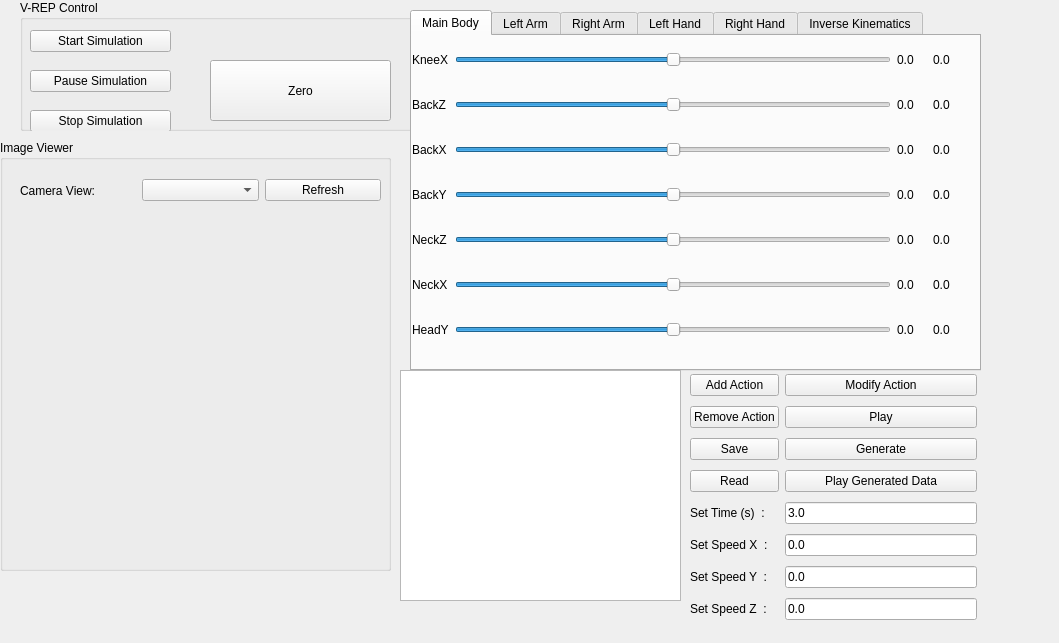
Above: src/my_plugin.ui from Rayckey/XR1_vrep_ros before the change. Below: the same form after it.
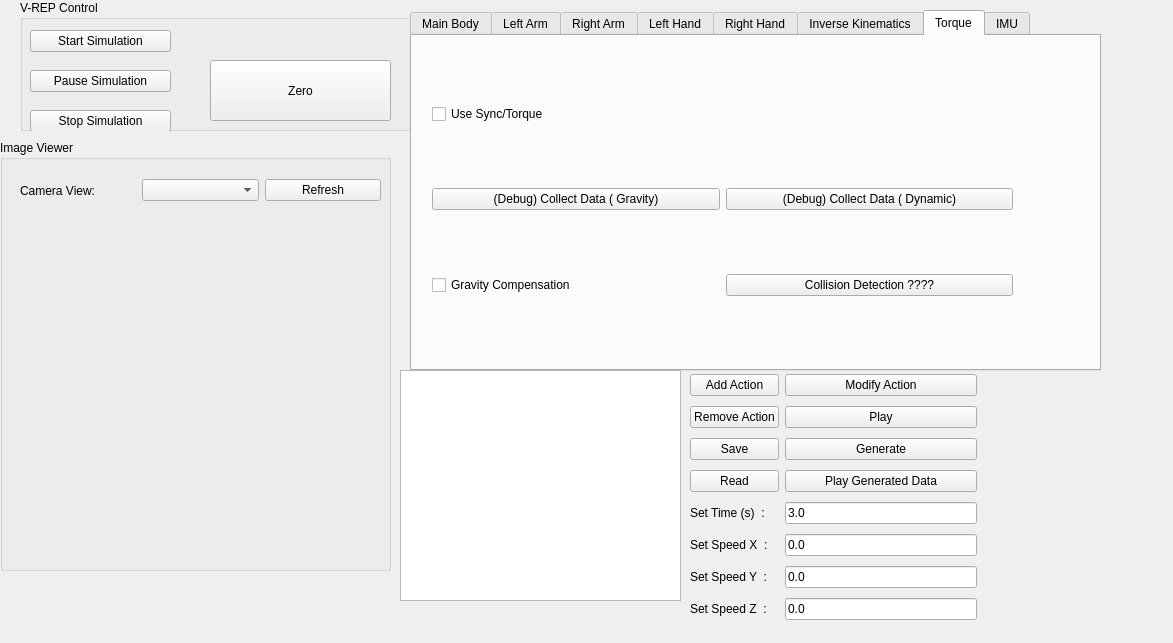
That is the form after the change. The open tabs and pages were chosen to show the change. Custom widgets are drawn as their Qt base class.

```diff
--- a/src/my_plugin.ui
+++ b/src/my_plugin.ui
@@ -6,7 +6,7 @@
    <rect>
     <x>0</x>
     <y>0</y>
-    <width>1059</width>
+    <width>1173</width>
     <height>643</height>
    </rect>
   </property>
@@ -83,7 +83,7 @@
     <rect>
      <x>410</x>
      <y>10</y>
-     <width>571</width>
+     <width>691</width>
      <height>361</height>
     </rect>
    </property>
@@ -1814,6 +1814,102 @@
      </widget>
     </widget>
    </widget>
+   <widget class="QWidget" name="Torque_tab">
+    <attribute name="title">
+     <string>Torque</string>
+    </attribute>
+    <widget class="QWidget" name="gridLayoutWidget_9">
+     <property name="geometry">
+      <rect>
+       <x>20</x>
+       <y>10</y>
+       <width>581</width>
+       <height>311</height>
+      </rect>
+     </property>
+     <layout class="QGridLayout" name="gridLayout_9">
+      <item row="1" column="1">
+       <widget class="QPushButton" name="pushButton_4">
+        <property name="text">
+         <string>(Debug) Collect Data ( Dynamic)</string>
+        </property>
+       </widget>
+      </item>
+      <item row="2" column="1">
+       <widget class="QPushButton" name="pushButton_2">
+        <property name="text">
+         <string>Collision Detection ????</string>
+        </property>
+       </widget>
+      </item>
+      <item row="1" column="0">
+       <widget class="QPushButton" name="pushButton_3">
+        <property name="text">
+         <string>(Debug) Collect Data ( Gravity)</string>
+        </property>
+       </widget>
+      </item>
+      <item row="0" column="0">
+       <widget class="QCheckBox" name="Use_Sync">
+        <property name="text">
+         <string>Use Sync/Torque</string>
+        </property>
+       </widget>
+      </item>
+      <item row="2" column="0">
+       <widget class="QCheckBox" name="GC_check">
+        <property name="text">
+         <string>Gravity Compensation</string>
+        </property>
+       </widget>
+      </item>
+     </layout>
+    </widget>
+   </widget>
+   <widget class="QWidget" name="IMU_tab">
+    <attribute name="title">
+     <string>IMU</string>
+    </attribute>
+    <widget class="QPushButton" name="InitIMU">
+     <property name="geometry">
+      <rect>
+       <x>30</x>
+       <y>20</y>
+       <width>271</width>
+       <height>131</height>
+      </rect>
+     </property>
+     <property name="text">
+      <string>INIT IMU</string>
+     </property>
+    </widget>
+    <widget class="QPushButton" name="CollectIMU">
+     <property name="geometry">
+      <rect>
+       <x>340</x>
+       <y>30</y>
+       <width>271</width>
+       <height>51</height>
+      </rect>
+     </property>
+     <property name="text">
+      <string>Collect IMU DATA</string>
+     </property>
+    </widget>
+    <widget class="QPushButton" name="SaveIMU">
+     <property name="geometry">
+      <rect>
+       <x>340</x>
+       <y>90</y>
+       <width>271</width>
+       <height>51</height>
+      </rect>
+     </property>
+     <property name="text">
+      <string>Save IMU DATA</string>
+     </property>
+    </widget>
+   </widget>
   </widget>
   <widget class="QGroupBox" name="groupBox_5">
    <property name="geometry">
```
Left out of the diff: 2 changed lines with no effect on the pictures.
